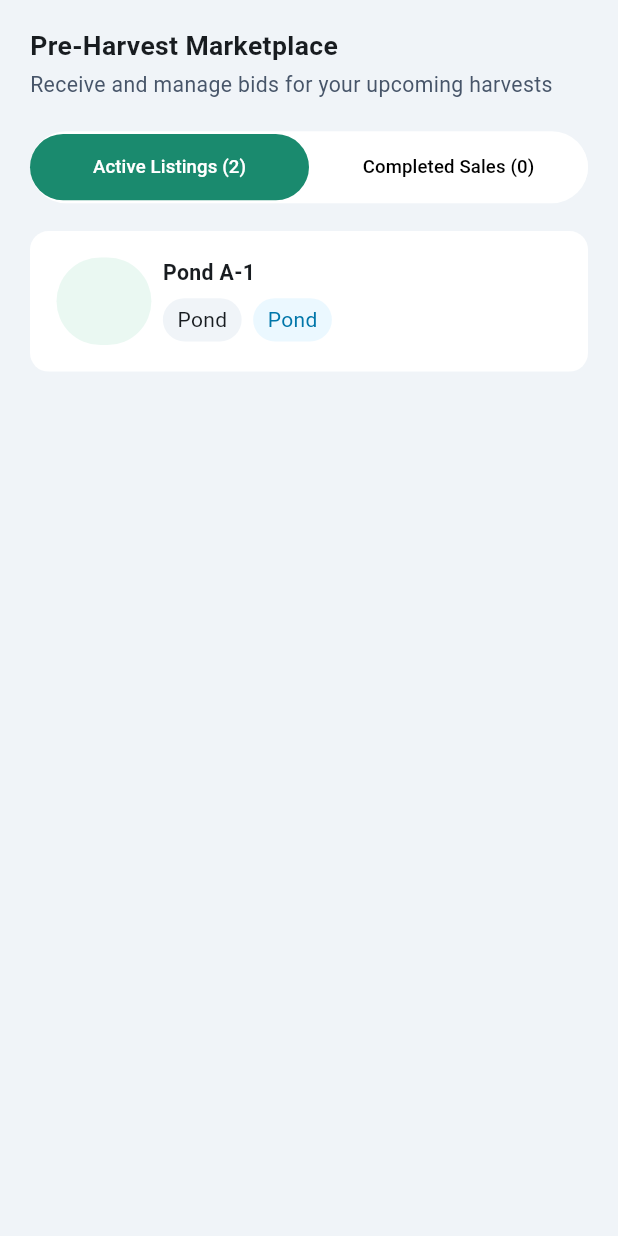
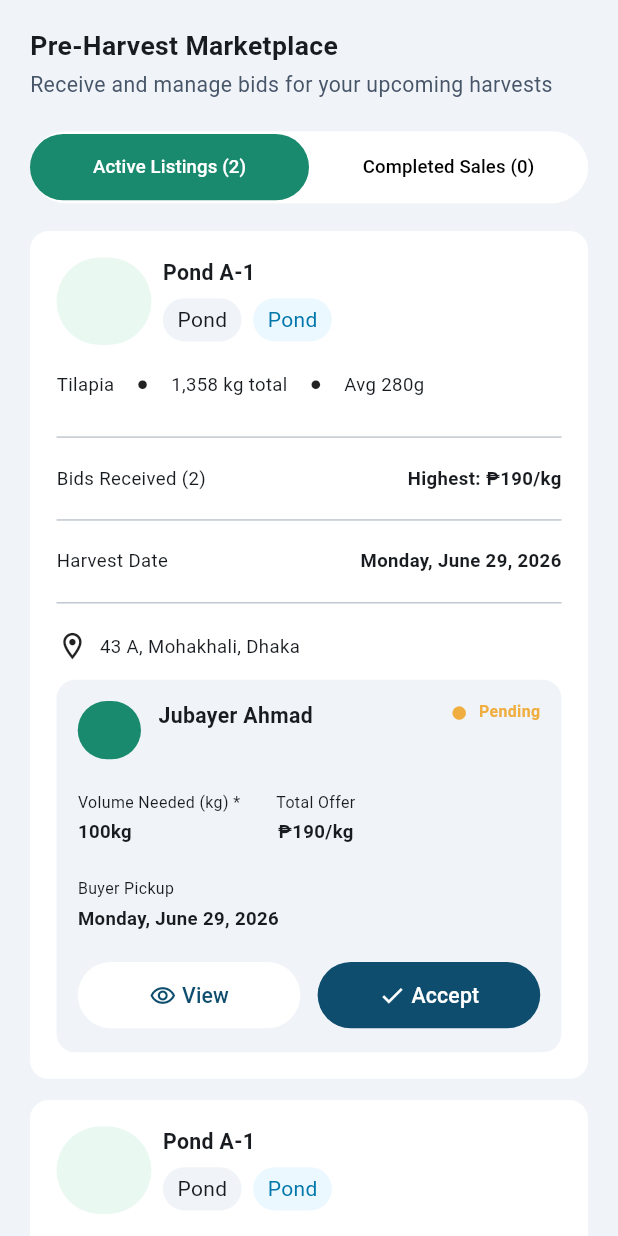
Before and after one commit to rahimuj570/aqua_culture_app, a Flutter app: the MarketScreen screen opened directly, on a phone screen of 412 x 824 dp. Run offline on Flutter 3.47's test engine with Material 3 defaults, Android fonts, the phone set to English and light mode, and no system bars; our stand-ins replace flutter_material_design_icons, flutter_screenutil, image_picker, logger, pinput, shared_preferences and 1 more; accounts and stored records are empty.

Commit message:
feat: market_screen ui is ready

```diff
--- a/lib/features/farmer_role_features/market/views/screens/market_screen.dart
+++ b/lib/features/farmer_role_features/market/views/screens/market_screen.dart
@@ -1,6 +1,6 @@
 import 'package:aqua_culture_app/app/constants/app_colors.dart';
 import 'package:aqua_culture_app/features/farmer_role_features/market/view_models/market_provider.dart';
-import 'package:flutter/cupertino.dart';
+import 'package:aqua_culture_app/features/farmer_role_features/market/views/widgets/harvest_card_widget.dart';
 import 'package:flutter/material.dart';
 import 'package:flutter_screenutil/flutter_screenutil.dart';
 import 'package:provider/provider.dart';
@@ -12,6 +12,7 @@ class MarketScreen extends StatelessWidget {
   Widget build(BuildContext context) {
     return Scaffold(
       body: SafeArea(
+        child: SingleChildScrollView(
           child: Padding(
             padding: EdgeInsets.symmetric(horizontal: 20.0),
             child: Consumer<MarketProvider>(
@@ -26,7 +27,10 @@ class MarketScreen extends StatelessWidget {
                   SizedBox(height: 4.h),
                   Text(
                     'Receive and manage bids for your upcoming harvests',
-                  style: TextStyle(fontSize: 16.sp, color: AppColors.greyText),
+                    style: TextStyle(
+                      fontSize: 16.sp,
+                      color: AppColors.greyText,
+                    ),
                   ),
                   SizedBox(height: 24.h),
                   Container(
@@ -88,77 +92,13 @@ class MarketScreen extends StatelessWidget {
                     ),
                   ),
                   SizedBox(height: 21.h),
-                Container(
-                  padding: .all(20.r),
-                  decoration: BoxDecoration(
-                    color: Colors.white,
-                    borderRadius: .circular(14.r),
-                  ),
-                  child: Column(
-                    children: [
-                      Row(
-                        crossAxisAlignment: .start,
-                        children: [
-                          Container(
-                            height: 66.h,
-                            width: 66.w,
-                            decoration: BoxDecoration(
-                              color: AppColors.greenLight,
-                              borderRadius: .circular(100.r),
-                            ),
-                          ),
-                          SizedBox(width: 8.w),
-                          Column(
-                            crossAxisAlignment: .start,
-                            children: [
-                              Text(
-                                'Pond A-1',
-                                style: TextStyle(
-                                  fontSize: 16.sp,
-                                  fontWeight: .w600,
-                                ),
-                              ),
-                              SizedBox(height: 8.h),
-                              Wrap(
-                                children: [
-                                  Container(
-                                    padding: .symmetric(
-                                      horizontal: 10.0.w,
-                                      vertical: 5.h,
-                                    ),
-                                    decoration: BoxDecoration(
-                                      color: AppColors.scafoldColor,
-                                      borderRadius: .circular(35.r),
-                                    ),
-                                    child: Text('Pond'),
-                                  ),
-                                  SizedBox(width: 8.w),
-                                  Container(
-                                    padding: .symmetric(
-                                      horizontal: 10.0.w,
-                                      vertical: 5.h,
-                                    ),
-                                    decoration: BoxDecoration(
-                                      color: AppColors.infoLight,
-                                      borderRadius: .circular(35.r),
-                                    ),
-                                    child: Text(
-                                      'Pond',
-                                      style: TextStyle(
-                                        color: AppColors.infoText,
-                                      ),
-                                    ),
-                                  ),
+                  harvestCardWidget(),
+                  SizedBox(height: 16.h),
+                  harvestCardWidget(),
+
+                  SizedBox(height: 160.h),
                 ],
               ),
-                            ],
-                          ),
-                        ],
-                      ),
-                    ],
-                  ),
-                ),
-              ],
             ),
           ),
         ),
--- /dev/null
+++ b/lib/features/farmer_role_features/market/views/widgets/harvest_card_widget.dart
@@ -0,0 +1,130 @@
+import 'package:aqua_culture_app/app/constants/app_colors.dart';
+import 'package:aqua_culture_app/features/farmer_role_features/market/views/widgets/bid_card_widget.dart';
+import 'package:flutter/material.dart';
+import 'package:flutter_screenutil/flutter_screenutil.dart';
+
+Widget harvestCardWidget() => Container(
+  padding: .all(20.r),
+  decoration: BoxDecoration(color: Colors.white, borderRadius: .circular(14.r)),
+  child: Column(
+    crossAxisAlignment: .start,
+    children: [
+      Row(
+        crossAxisAlignment: .start,
+        children: [
+          Container(
+            height: 66.h,
+            width: 66.w,
+            decoration: BoxDecoration(
+              color: AppColors.greenLight,
+              borderRadius: .circular(100.r),
+            ),
+          ),
+          SizedBox(width: 8.w),
+          Column(
+            crossAxisAlignment: .start,
+            children: [
+              Text(
+                'Pond A-1',
+                style: TextStyle(fontSize: 16.sp, fontWeight: .w600),
+              ),
+              SizedBox(height: 8.h),
+              Wrap(
+                children: [
+                  Container(
+                    padding: .symmetric(horizontal: 10.0.w, vertical: 5.h),
+                    decoration: BoxDecoration(
+                      color: AppColors.scafoldColor,
+                      borderRadius: .circular(35.r),
+                    ),
+                    child: Text('Pond'),
+                  ),
+                  SizedBox(width: 8.w),
+                  Container(
+                    padding: .symmetric(horizontal: 10.0.w, vertical: 5.h),
+                    decoration: BoxDecoration(
+                      color: AppColors.infoLight,
+                      borderRadius: .circular(35.r),
+                    ),
+                    child: Text(
+                      'Pond',
+                      style: TextStyle(color: AppColors.infoText),
+                    ),
+                  ),
+                ],
+              ),
+            ],
+          ),
+        ],
+      ),
+      SizedBox(height: 20.h),
+      Row(
+        crossAxisAlignment: .center,
+        children: [
+          Text(
+            'Tilapia',
+            style: TextStyle(fontSize: 14.sp, fontWeight: .normal),
+          ),
+          SizedBox(width: 16.w),
+          Icon(Icons.circle, size: 8.r),
+          SizedBox(width: 16.w),
+          Text(
+            '1,358 kg total',
+            style: TextStyle(fontSize: 14.sp, fontWeight: .normal),
+          ),
+          SizedBox(width: 16.w),
+          Icon(Icons.circle, size: 8.r),
+          SizedBox(width: 16.w),
+          Text(
+            'Avg 280g',
+            style: TextStyle(fontSize: 14.sp, fontWeight: .normal),
+          ),
+        ],
+      ),
+      SizedBox(height: 20.h),
+      Divider(),
+      SizedBox(height: 12.h),
+      Row(
+        children: [
+          Text(
+            'Bids Received (2)',
+            style: TextStyle(fontSize: 14.sp, fontWeight: .normal),
+          ),
+          Spacer(),
+          Text(
+            'Highest: ₱190/kg',
+            style: TextStyle(fontSize: 14.sp, fontWeight: .bold),
+          ),
+        ],
+      ),
+      SizedBox(height: 12.h),
+      Divider(),
+      SizedBox(height: 12.h),
+      Row(
+        children: [
+          Text(
+            'Harvest Date',
+            style: TextStyle(fontSize: 14.sp, fontWeight: .normal),
+          ),
+          Spacer(),
+          Text(
+            'Monday, June 29, 2026',
+            style: TextStyle(fontSize: 14.sp, fontWeight: .bold),
+          ),
+        ],
+      ),
+      SizedBox(height: 12.h),
+      Divider(),
+      SizedBox(height: 12.h),
+      Row(
+        children: [
+          Icon(Icons.location_on_outlined, size: 24.r),
+          SizedBox(width: 8.w),
+          Text('43 A, Mohakhali, Dhaka', style: TextStyle(fontSize: 14.sp)),
+        ],
+      ),
+      SizedBox(height: 13.h),
+      bidCardWidget(),
+    ],
+  ),
+);
```
Also changed, not shown: lib/features/farmer_role_features/market/views/widgets/bid_card_widget.dart (added, +115 -0 lines). Lines whose indentation alone changed are shown as unchanged.
